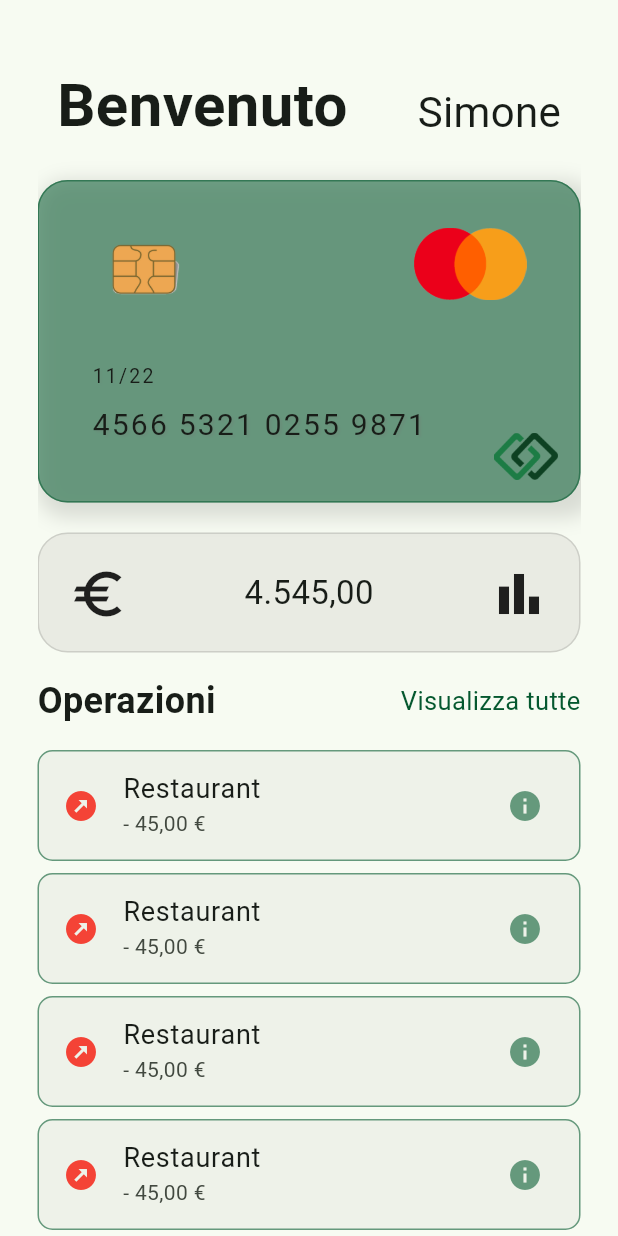
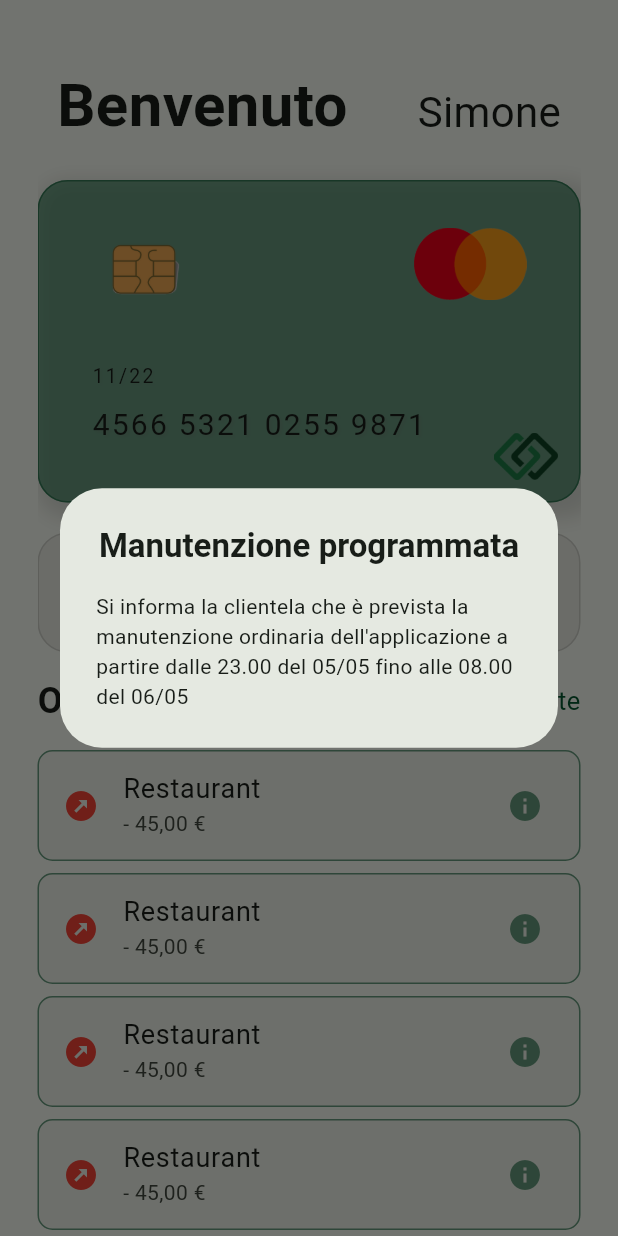
Before and after one commit to simonecarta/flutter_eiv_banking_app, a Flutter app: the screen it shows after launch, after a tap on "Accedi", on a phone screen of 412 x 824 dp. Run offline on Flutter 3.47's test engine with Material 2 defaults, Android fonts, the phone set to English and light mode, and no system bars.

Commit message:
Alert dialog

```diff
--- /dev/null
+++ b/lib/alertdialog/maintenance.dart
@@ -0,0 +1,18 @@
+import 'package:flutter/material.dart';
+
+class maintenance extends StatelessWidget {
+  const maintenance({super.key});
+
+  @override
+  Widget build(BuildContext context) {
+    return const AlertDialog(
+      title: Text(
+        "Manutenzione programmata",
+        textAlign: TextAlign.center,
+        style: TextStyle(fontSize: 22, fontWeight: FontWeight.bold),
+      ),
+      content: Text(
+          "Si informa la clientela che è prevista la manutenzione ordinaria dell'applicazione a partire dalle 23.00 del 05/05 fino alle 08.00 del 06/05"),
+    );
+  }
+}
--- a/lib/enter.dart
+++ b/lib/enter.dart
@@ -1,5 +1,6 @@
 import 'package:flutter/material.dart';
 
+import 'alertdialog/maintenance.dart';
 import 'landingAfterEnter.dart';
 
 class enter extends StatelessWidget {
@@ -22,14 +23,17 @@ class enter extends StatelessWidget {
             Padding(
               padding: const EdgeInsets.all(40.0),
               child: ElevatedButton(
-                style: ButtonStyle(
-                  elevation: MaterialStateProperty.all(8),
-                ),
+                  style: ButtonStyle(
+                    elevation: MaterialStateProperty.all(8),
+                  ),
                   onPressed: () {
                     Navigator.push(
                         context,
                         MaterialPageRoute(
                             builder: (context) => const landingAfterEnter()));
+                    showDialog(
+                        context: context,
+                        builder: (context) => maintenance());
                   },
                   child: const Text(
                     "Accedi",
@@ -37,8 +41,7 @@ class enter extends StatelessWidget {
                       fontSize: 19,
                       letterSpacing: 0.8,
                       fontWeight: FontWeight.w500,
-
-                      ),
+                    ),
                   )),
             ),
           ],
```
